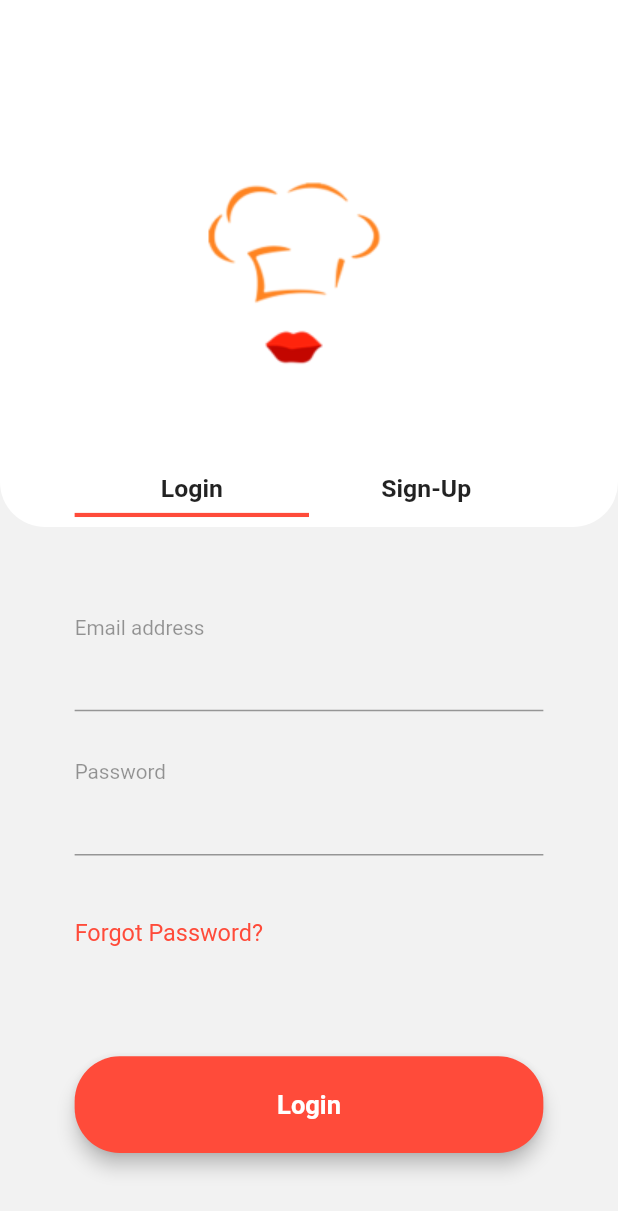
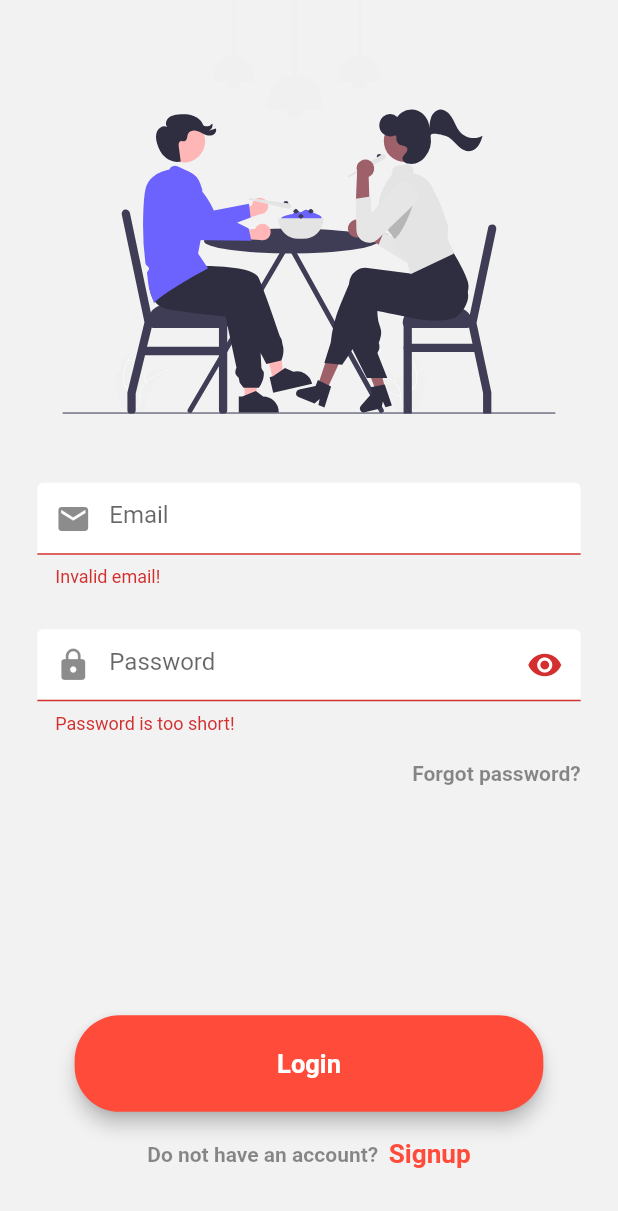
Before and after one commit to thisisrauuf/food_delivery, a Flutter app: the screen it shows after launch, after a tap on "Login", on a phone screen of 412 x 824 dp. Shown: the top 1211 px of the screen. Run offline on Flutter 3.47's test engine with Material 2 defaults, Android fonts, the phone set to English and light mode, and no system bars; our stand-ins replace cloud_firestore, firebase_auth, firebase_core, flutter_screenutil, flutter_slidable, flutter_svg; accounts and stored records are empty; Roboto replaces fonts that are missing (SF Pro).

Commit message:
Login Redesign

```diff
--- a/lib/main.dart
+++ b/lib/main.dart
@@ -3,6 +3,8 @@ import 'package:firebase_core/firebase_core.dart';
 import 'package:flutter/material.dart';
 import 'package:flutter/services.dart';
 import 'package:food_delivery/providers/auth.dart';
+import 'package:food_delivery/providers/profile_provider.dart';
+import 'package:food_delivery/screens/login2.dart';
 import 'package:food_delivery/screens/login_screen.dart';
 import 'package:food_delivery/screens/order_infos_screen.dart';
 import 'package:food_delivery/screens/search_screen.dart';
@@ -53,6 +55,9 @@ class MyApp extends StatelessWidget {
         // ChangeNotifierProvider(
         //   create: (context) => Orders(),
         // ),
+        ChangeNotifierProvider(
+          create: (context) => ProfileInfos(),
+        ),
       ],
       child: ScreenUtilInit(
         designSize: Size(414, 896),
@@ -71,7 +76,7 @@ class MyApp extends StatelessWidget {
               if (userSnapshot.hasData) {
                 return MainScreen();
               }
-              return LogInScreen();
+              return LoginScreen2();
             },
           ),
           routes: {
--- /dev/null
+++ b/lib/providers/profile_provider.dart
@@ -0,0 +1,31 @@
+import 'package:cloud_firestore/cloud_firestore.dart';
+import 'package:firebase_auth/firebase_auth.dart';
+import 'package:flutter/material.dart';
+
+class Profile {
+  String email;
+  String phoneNumber;
+  Profile({
+    required this.email,
+    required this.phoneNumber,
+  });
+}
+
+class ProfileInfos extends ChangeNotifier {
+  Profile profileInfos = Profile(email: '', phoneNumber: '');
+  Future<void> fetchProfileData() async {
+    final userID = FirebaseAuth.instance.currentUser!.uid;
+    try {
+      var profileData = await FirebaseFirestore.instance
+          .collection('users')
+          .doc(userID)
+          .get();
+      String email = profileData['email'];
+      String phoneNumber = profileData['phoneNumber'];
+      profileInfos = Profile(email: email, phoneNumber: phoneNumber);
+      notifyListeners();
+    } catch (e) {
+      print(e);
+    }
+  }
+}
--- a/lib/screens/favourite_screen.dart
+++ b/lib/screens/favourite_screen.dart
@@ -19,14 +19,7 @@ class FavouriteScreen extends StatelessWidget {
         context,
         title: 'Favourites',
         actions: Container(),
-        leading: IconButton(
-          onPressed: () {},
-          icon: Icon(
-            Icons.chevron_left,
-            color: Colors.black,
-            size: 31.w,
-          ),
-        ),
+        leading: Container(),
       ),
       body: favouriteFoods.length == 0
           ? Column(
--- a/lib/screens/home_screen.dart
+++ b/lib/screens/home_screen.dart
@@ -101,15 +101,15 @@ class _FoodsCarouselState extends State<FoodsCarousel> {
   );
   int selectedIndex = 0;
   // bool _isInit = true;
-  @override
-  void initState() {
-    Future.delayed(Duration.zero).then((_) => {
-          Provider.of<Foods>(context, listen: false).fetchData(),
-        });
-    // .then(
-    //     (_) => {Provider.of<Orders>(context, listen: false).fetchOrders()});
-    super.initState();
-  }
+  // @override
+  // void initState() {
+  //   Future.delayed(Duration.zero).then((_) => {
+  //         Provider.of<Foods>(context, listen: false).fetchData(),
+  //       });
+  //   // .then(
+  //   //     (_) => {Provider.of<Orders>(context, listen: false).fetchOrders()});
+  //   super.initState();
+  // }
   // void didChangeDependencies() {
   //   if (_isInit) {
   //     Provider.of<Foods>(context).fetchData();
--- /dev/null
+++ b/lib/screens/login2.dart
@@ -0,0 +1,388 @@
+import 'package:flutter/material.dart';
+import 'package:flutter_svg/flutter_svg.dart';
+import 'package:flutter_screenutil/flutter_screenutil.dart';
+import 'package:food_delivery/components/rounded_button.dart';
+import 'package:food_delivery/constants.dart';
+import 'package:food_delivery/models/http_execption.dart';
+import 'package:food_delivery/providers/auth.dart';
+import 'package:provider/provider.dart';
+
+enum AuthMode { Signup, Login }
+
+class LoginScreen2 extends StatefulWidget {
+  @override
+  State<LoginScreen2> createState() => _LoginScreen2State();
+}
+
+class _LoginScreen2State extends State<LoginScreen2> {
+  AuthMode _authMode = AuthMode.Login;
+  final GlobalKey<FormState> _formKey = GlobalKey();
+  Map<String, String> _authData = {
+    'email': '',
+    'password': '',
+    'phone': '',
+  };
+  var _isLoading = false;
+  final _passwordController = TextEditingController();
+
+  void _switchAuthMode() {
+    if (_authMode == AuthMode.Login) {
+      setState(() {
+        _authMode = AuthMode.Signup;
+        _passwordController.clear();
+      });
+    } else {
+      setState(() {
+        _authMode = AuthMode.Login;
+        _passwordController.clear();
+      });
+    }
+  }
+
+  void _showDialog(String message) {
+    showDialog(
+      context: context,
+      builder: (ctx) => AlertDialog(
+        title: Text('An Error Occurred'),
+        content: Text(message),
+        actions: [
+          ElevatedButton(
+            onPressed: () {
+              Navigator.pop(context);
+            },
+            child: Text('Okay'),
+          ),
+        ],
+      ),
+    );
+  }
+
+  Future<void> _submit() async {
+    if (!_formKey.currentState!.validate()) {
+      // Invalid!
+      return;
+    }
+    _formKey.currentState!.save();
+    setState(() {
+      _isLoading = true;
+    });
+    try {
+      if (_authMode == AuthMode.Login) {
+        // Log user in
+        await Provider.of<Auth>(context, listen: false).login(
+            _authData['email'].toString(), _authData['password'].toString());
+        setState(() {
+          _isLoading = false;
+        });
+      } else {
+        // Sign user up
+        await Provider.of<Auth>(context, listen: false).signup(
+            _authData['email'].toString(),
+            _authData['password'].toString(),
+            _authData['phone'].toString());
+      }
+    } on HttpException catch (error) {
+      var errorMessage = 'Authentication failed';
+      if (error.message.contains('email-already-in-use')) {
+        errorMessage =
+            'This email address is already in use, try another email';
+      } else if (error.message.contains('invalid-email')) {
+        errorMessage = 'Invalid email address';
+      } else if (error.message.contains('user-not-found')) {
+        errorMessage = 'Could not find this email';
+      } else if (error.message.contains('wrong-password')) {
+        errorMessage = 'Invalid password';
+      }
+      _showDialog(errorMessage);
+    } catch (e) {
+      const errorMessage = 'Could not authenticate, please try agaien later.';
+      _showDialog(errorMessage);
+    }
+
+    setState(() {
+      _isLoading = false;
+    });
+  }
+
+  @override
+  Widget build(BuildContext context) {
+    return Scaffold(
+      body: _authMode == AuthMode.Login
+          ? SafeArea(
+              child: SingleChildScrollView(
+                child: Padding(
+                  padding: EdgeInsets.symmetric(horizontal: 25.w),
+                  child: Column(
+                    children: [
+                      Container(
+                        width: double.infinity,
+                        height: 300.h,
+                        child: SvgPicture.asset('images/Eating.svg'),
+                      ),
+                      Padding(
+                        padding: EdgeInsets.only(top: 50.h),
+                        child: Form(
+                          key: _formKey,
+                          child: Column(
+                            children: [
+                              TextFormField(
+                                validator: (value) {
+                                  if (value!.isEmpty || !value.contains('@')) {
+                                    return 'Invalid email!';
+                                  }
+                                  return null;
+                                },
+                                onSaved: (value) {
+                                  _authData['email'] = value.toString();
+                                },
+                                keyboardType: TextInputType.emailAddress,
+                                decoration: InputDecoration(
+                                  fillColor: Colors.white,
+                                  filled: true,
+                                  hintText: 'Email',
+                                  prefixIcon: Icon(Icons.email),
+                                  focusedBorder: OutlineInputBorder(
+                                    borderRadius: BorderRadius.circular(10.0),
+                                    borderSide: BorderSide(
+                                      color: Colors.white,
+                                    ),
+                                  ),
+                                  enabledBorder: OutlineInputBorder(
+                                    borderRadius: BorderRadius.circular(10.0),
+                                    borderSide: BorderSide(
+                                      color: Colors.white,
+                                    ),
+                                  ),
+                                ),
+                              ),
+                              SizedBox(height: 30.h),
+                              TextFormField(
+                                controller: _passwordController,
+                                validator: (value) {
+                                  if (value!.isEmpty || value.length < 5) {
+                                    return 'Password is too short!';
+                                  }
+                                },
+                                onSaved: (value) {
+                                  _authData['password'] = value.toString();
+                                },
+                                obscureText: true,
+                                keyboardType: TextInputType.emailAddress,
+                                decoration: InputDecoration(
+                                  fillColor: Colors.white,
+                                  filled: true,
+                                  hintText: 'Password',
+                                  prefixIcon: Icon(Icons.lock),
+                                  suffixIcon: Icon(Icons.visibility),
+                                  focusedBorder: OutlineInputBorder(
+                                    borderRadius: BorderRadius.circular(10.0),
+                                    borderSide: BorderSide(
+                                      color: Colors.white,
+                                    ),
+                                  ),
+                                  enabledBorder: OutlineInputBorder(
+                                    borderRadius: BorderRadius.circular(10.0),
+                                    borderSide: BorderSide(
+                                      color: Colors.white,
+                                    ),
+                                  ),
+                                ),
+                              ),
+                            ],
+                          ),
+                        ),
+                      ),
+                      Container(
+                        padding: EdgeInsets.only(top: 20.h),
+                        alignment: Alignment.centerRight,
+                        width: double.infinity,
+                        child: Text(
+                          'Forgot password?',
+                          style: TextStyle(
+                              color: Colors.black45,
+                              fontWeight: FontWeight.w600),
+                        ),
+                      ),
+                    ],
+                  ),
+                ),
+              ),
+            )
+          : SafeArea(
+              child: SingleChildScrollView(
+                child: Padding(
+                  padding: EdgeInsets.symmetric(horizontal: 25.w),
+                  child: Column(
+                    children: [
+                      Container(
+                        margin: EdgeInsets.only(top: 40.h, bottom: 40.h),
+                        child: Container(
+                          height: 150.h,
+                          child: SvgPicture.asset('images/Eating.svg'),
+                        ),
+                      ),
+                      Text(
+                        'Create a new account',
+                        style: TextStyle(
+                            fontSize: 23.sp,
+                            fontWeight: FontWeight.w600,
+                            color: Colors.black45),
+                      ),
+                      Padding(
+                        padding: EdgeInsets.only(top: 30.h),
+                        child: Form(
+                          key: _formKey,
+                          child: Column(
+                            children: [
+                              TextFormField(
+                                validator: (value) {
+                                  if (value!.isEmpty || !value.contains('@')) {
+                                    return 'Invalid email!';
+                                  }
+                                  return null;
+                                },
+                                onSaved: (value) {
+                                  _authData['email'] = value.toString();
+                                },
+                                keyboardType: TextInputType.emailAddress,
+                                decoration: InputDecoration(
+                                  fillColor: Colors.white,
+                                  filled: true,
+                                  hintText: 'Email',
+                                  prefixIcon: Icon(Icons.email),
+                                  focusedBorder: OutlineInputBorder(
+                                    borderRadius: BorderRadius.circular(10.0),
+                                    borderSide: BorderSide(
+                                      color: Colors.white,
+                                    ),
+                                  ),
+                                  enabledBorder: OutlineInputBorder(
+                                    borderRadius: BorderRadius.circular(10.0),
+                                    borderSide: BorderSide(
+                                      color: Colors.white,
+                                    ),
+                                  ),
+                                ),
+                              ),
+                              SizedBox(height: 30.h),
+                              TextFormField(
+                                controller: _passwordController,
+                                validator: (value) {
+                                  if (value!.isEmpty || value.length < 5) {
+                                    return 'Password is too short!';
+                                  }
+                                },
+                                onSaved: (value) {
+                                  _authData['password'] = value.toString();
+                                },
+                                obscureText: true,
+                                keyboardType: TextInputType.emailAddress,
+                                decoration: InputDecoration(
+                                  fillColor: Colors.white,
+                                  filled: true,
+                                  hintText: 'Password',
+                                  prefixIcon: Icon(Icons.lock),
+                                  suffixIcon: Icon(Icons.visibility),
+                                  focusedBorder: OutlineInputBorder(
+                                    borderRadius: BorderRadius.circular(10.0),
+                                    borderSide: BorderSide(
+                                      color: Colors.white,
+                                    ),
+                                  ),
+                                  enabledBorder: OutlineInputBorder(
+                                    borderRadius: BorderRadius.circular(10.0),
+                                    borderSide: BorderSide(
+                                      color: Colors.white,
+                                    ),
+                                  ),
+                                ),
+                              ),
+                              SizedBox(height: 30.h),
+                              TextFormField(
+                                maxLength: 10,
+                                keyboardType: TextInputType.phone,
+                                validator: _authMode == AuthMode.Signup
+                                    ? (value) {
+                                        if (value![0] != '0' ||
+                                            value.length < 10) {
+                                          return 'Invalid Number';
+                                        }
+                                      }
+                                    : null,
+                                onSaved: (value) {
+                                  _authData['phone'] = value.toString();
+                                },
+                                decoration: InputDecoration(
+                                  fillColor: Colors.white,
+                                  filled: true,
+                                  hintText: 'Phone Number',
+                                  prefixIcon: Icon(Icons.phone_iphone),
+                                  focusedBorder: OutlineInputBorder(
+                                    borderRadius: BorderRadius.circular(10.0),
+                                    borderSide: BorderSide(
+                                      color: Colors.white,
+                                    ),
+                                  ),
+                                  enabledBorder: OutlineInputBorder(
+                                    borderRadius: BorderRadius.circular(10.0),
+                                    borderSide: BorderSide(
+                                      color: Colors.white,
+                                    ),
+                                  ),
+                                ),
+                              ),
+                            ],
+                          ),
+                        ),
+                      )
+                    ],
+                  ),
+                ),
+              ),
+            ),
+      bottomNavigationBar: _isLoading
+          ? Container(
+              alignment: Alignment.center,
+              height: 160.h,
+              child: CircularProgressIndicator(color: kOrangeColor),
+            )
+          : Container(
+              height: 160.h,
+              child: Column(
+                children: [
+                  RoundedButton(
+                    buttonColor: kOrangeColor,
+                    buttonTextColor: Colors.white,
+                    buttonText:
+                        _authMode == AuthMode.Login ? 'Login' : 'Register',
+                    buttonPress: _submit,
+                  ),
+                  SizedBox(height: 20.h),
+                  Row(
+                    mainAxisAlignment: MainAxisAlignment.center,
+                    children: [
+                      Text(
+                        _authMode == AuthMode.Login
+                            ? 'Do not have an account?  '
+                            : 'Already have an account?  ',
+                        style: TextStyle(
+                            color: Colors.black45, fontWeight: FontWeight.w600),
+                      ),
+                      InkWell(
+                        onTap: _switchAuthMode,
+                        child: Text(
+                          _authMode == AuthMode.Login ? 'Signup' : 'Login',
+                          style: TextStyle(
+                              fontSize: 19.sp,
+                              fontWeight: FontWeight.w600,
+                              color: kOrangeColor),
+                        ),
+                      ),
+                    ],
+                  ),
+                ],
+              ),
+            ),
+    );
+  }
+}
--- a/lib/screens/login_screen.dart
+++ b/lib/screens/login_screen.dart
@@ -275,13 +275,8 @@ class _LogInScreenState extends State<LogInScreen> {
                                     style: TextStyle(fontSize: 17.sp),
                                     validator: _authMode == AuthMode.Signup
                                         ? (value) {
-                                            if (value!.isEmpty ||
-                                                value.length < 10) {
-                                              return 'Please enter a valid phone number';
-                                            }
-                                            if (!(value[0] == '0') ||
-                                                !(value[1] == '7')) {
-                                              return 'Not a valid number';
+                                            if (value![0] != '0') {
+                                              return 'Invalid Number';
                                             }
                                           }
                                         : null,
--- a/lib/screens/main_screen.dart
+++ b/lib/screens/main_screen.dart
@@ -1,10 +1,13 @@
 import 'package:flutter/material.dart';
 import 'package:food_delivery/constants.dart';
+import 'package:food_delivery/providers/foods_provider.dart';
+import 'package:food_delivery/providers/profile_provider.dart';
 import 'package:food_delivery/screens/favourite_screen.dart';
 import 'package:food_delivery/screens/history_screen.dart';
 import 'package:food_delivery/screens/home_screen.dart';
 import 'package:food_delivery/screens/my_profile.dart';
 import 'package:flutter_screenutil/flutter_screenutil.dart';
+import 'package:provider/provider.dart';
 
 class MainScreen extends StatefulWidget {
   static const routeName = '/main-screen';
@@ -13,6 +16,19 @@ class MainScreen extends StatefulWidget {
 }
 
 class _MainScreenState extends State<MainScreen> {
+  @override
+  void initState() {
+    Future.delayed(Duration.zero)
+        .then((_) => {
+              Provider.of<Foods>(context, listen: false).fetchData(),
+            })
+        .then((value) => {
+              Provider.of<ProfileInfos>(context, listen: false)
+                  .fetchProfileData(),
+            });
+    super.initState();
+  }
+
   int _currentIndex = 0;
 
   final _currentTab = [
--- a/lib/screens/my_profile.dart
+++ b/lib/screens/my_profile.dart
@@ -1,10 +1,13 @@
 import 'package:flutter/material.dart';
 import 'package:food_delivery/components/appBar.dart';
 import 'package:flutter_screenutil/flutter_screenutil.dart';
+import 'package:food_delivery/providers/profile_provider.dart';
+import 'package:provider/provider.dart';
 
 class MyProfileScreen extends StatelessWidget {
   @override
   Widget build(BuildContext context) {
+    Profile profileInfos = Provider.of<ProfileInfos>(context).profileInfos;
     return Scaffold(
       appBar: buildAppBar(
         context,
@@ -72,7 +75,7 @@ class MyProfileScreen extends StatelessWidget {
                         ),
                         Expanded(
                           child: Text(
-                            'abderaouf.tiouche@gmail.com',
+                            profileInfos.email,
                             style: TextStyle(
                               fontSize: 13.sp,
                               fontWeight: FontWeight.w400,
--- a/pubspec.yaml
+++ b/pubspec.yaml
@@ -32,12 +32,13 @@ dependencies:
   flutter_layout_grid: ^1.0.3
   flutter_staggered_grid_view: ^0.4.0
   flutter_slidable: ^0.6.0
-  provider: ^5.0.0
+  provider: ^6.0.0
   intl: ^0.17.0
   http: ^0.13.3
-  cloud_firestore: ^2.4.0
   firebase_auth: ^3.0.1
   firebase_core: ^1.4.0
+  cloud_firestore: ^2.5.0
+  flutter_svg: ^0.22.0
 
 
 
```
Also changed, not shown: lib/screens/terbaj.dart (+15 -0 lines), images/Eating.svg (added), pubspec.lock.
